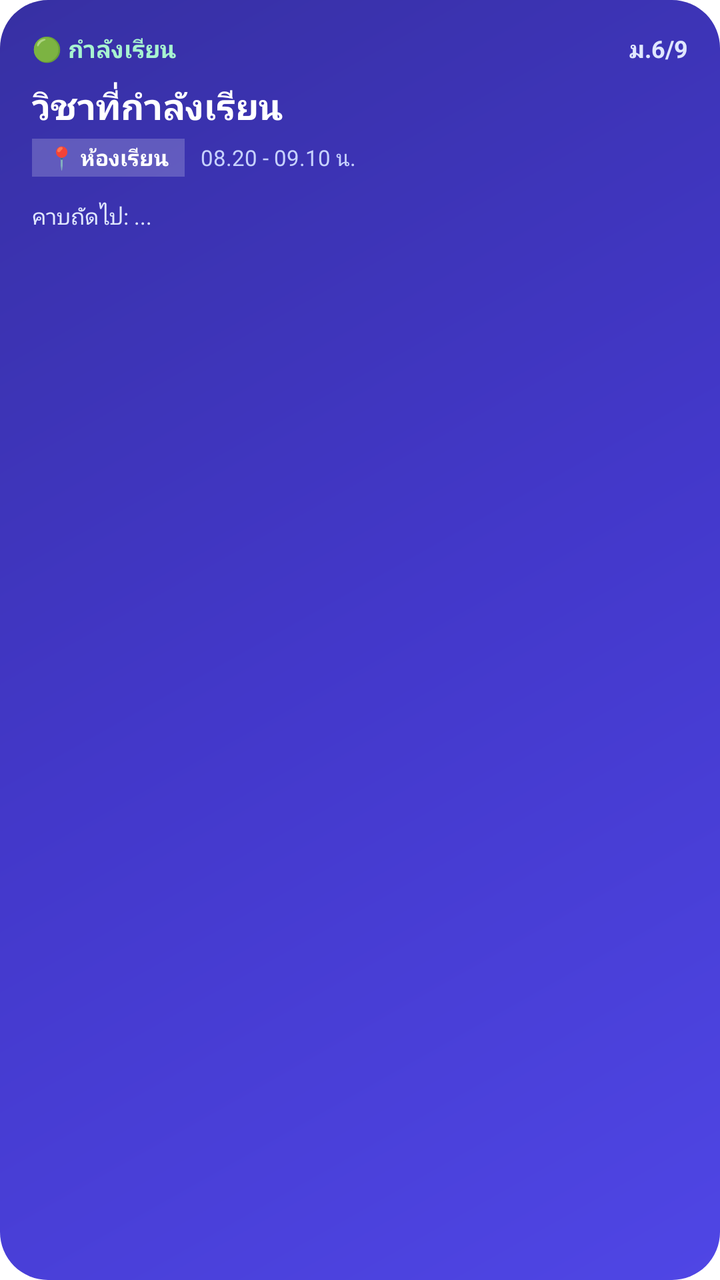
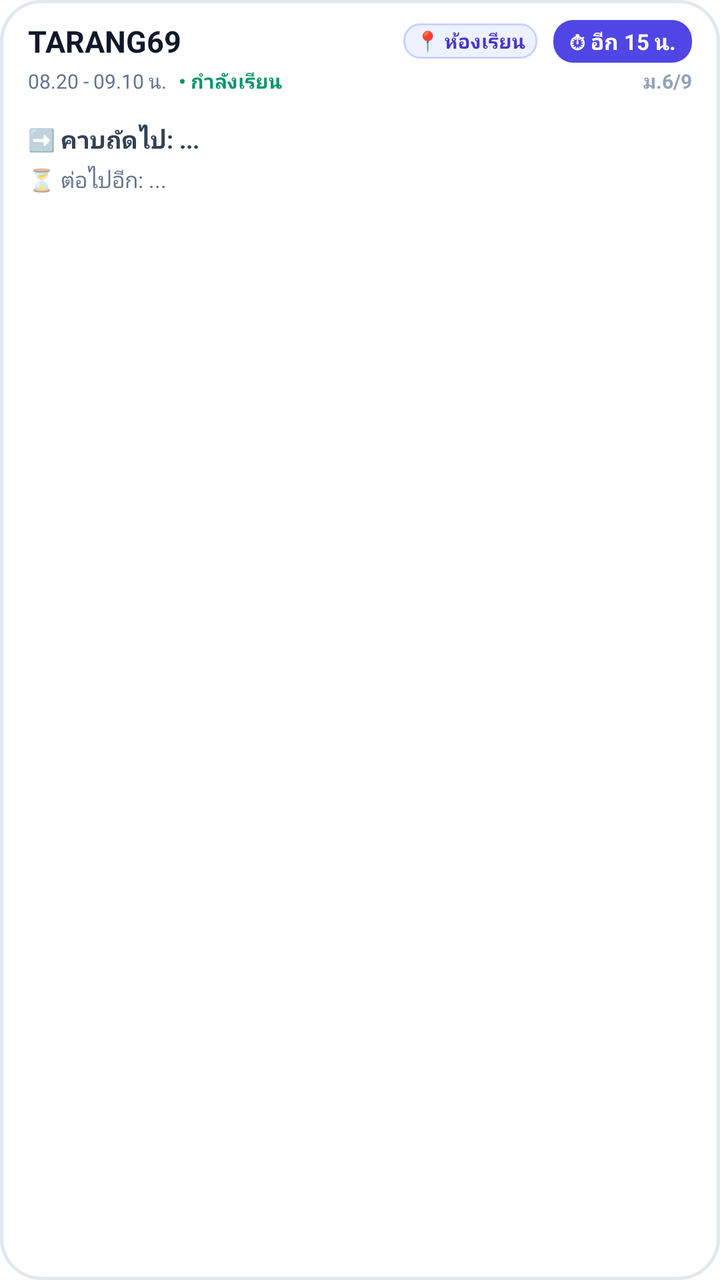

Screens rendered from an Android XML layout before and after an edit, with the pre-edit source and the edit as a unified diff.
<!-- AndroidManifest.xml: fallback theme Theme.MaterialComponents.DayNight.NoActionBar -->
<!-- res/layout/widget_layout.xml -->
<?xml version="1.0" encoding="utf-8"?>
<LinearLayout xmlns:android="http://schemas.android.com/apk/res/android"
    android:id="@+id/widget_root"
    android:layout_width="match_parent"
    android:layout_height="match_parent"
    android:orientation="vertical"
    android:padding="16dp"
    android:background="@drawable/widget_background">

    
    <LinearLayout
        android:layout_width="match_parent"
        android:layout_height="wrap_content"
        android:orientation="horizontal"
        android:gravity="center_vertical">

        <TextView
            android:id="@+id/widget_status_badge"
            android:layout_width="wrap_content"
            android:layout_height="wrap_content"
            android:text="🟢 กำลังเรียน"
            android:textSize="12sp"
            android:textStyle="bold"
            android:textColor="#A7F3D0" />

        <TextView
            android:id="@+id/widget_day_name"
            android:layout_width="0dp"
            android:layout_height="wrap_content"
            android:layout_weight="1"
            android:gravity="end"
            android:text="ม.6/9"
            android:textSize="12sp"
            android:textColor="#E0E7FF"
            android:textStyle="bold" />
    </LinearLayout>

    
    <TextView
        android:id="@+id/widget_subject_name"
        android:layout_width="match_parent"
        android:layout_height="wrap_content"
        android:layout_marginTop="8dp"
        android:text="วิชาที่กำลังเรียน"
        android:textSize="18sp"
        android:textStyle="bold"
        android:textColor="#FFFFFF"
        android:maxLines="1"
        android:ellipsize="end" />

    
    <LinearLayout
        android:layout_width="match_parent"
        android:layout_height="wrap_content"
        android:layout_marginTop="4dp"
        android:orientation="horizontal"
        android:gravity="center_vertical">

        <TextView
            android:id="@+id/widget_subject_room"
            android:layout_width="wrap_content"
            android:layout_height="wrap_content"
            android:background="#33FFFFFF"
            android:paddingHorizontal="8dp"
            android:paddingVertical="2dp"
            android:text="📍 ห้องเรียน"
            android:textSize="11sp"
            android:textColor="#FFFFFF"
            android:textStyle="bold" />

        <TextView
            android:id="@+id/widget_subject_time"
            android:layout_width="wrap_content"
            android:layout_height="wrap_content"
            android:layout_marginStart="8dp"
            android:text="08.20 - 09.10 น."
            android:textSize="11sp"
            android:textColor="#C7D2FE" />
    </LinearLayout>

    
    <TextView
        android:id="@+id/widget_next_subject"
        android:layout_width="match_parent"
        android:layout_height="wrap_content"
        android:layout_marginTop="12dp"
        android:text="คาบถัดไป: ..."
        android:textSize="11sp"
        android:textColor="#E0E7FF"
        android:maxLines="1"
        android:ellipsize="end" />

</LinearLayout>
<!-- resources referenced by this layout -->
<resources>
  <!-- drawable widget_background (drawable) -->
  <?xml version="1.0" encoding="utf-8"?>
  <shape xmlns:android="http://schemas.android.com/apk/res/android"
      android:shape="rectangle">
      <gradient
          android:startColor="#4F46E5"
          android:centerColor="#4338CA"
          android:endColor="#3730A3"
          android:angle="135" />
      <corners android:radius="24dp" />
  </shape>
</resources>

<!-- the commit's change to res/layout/widget_layout.xml (unified diff, before → after) -->
@@ -4,7 +4,8 @@
     android:layout_width="match_parent"
     android:layout_height="match_parent"
     android:orientation="vertical"
-    android:padding="16dp"
+    android:paddingHorizontal="14dp"
+    android:paddingVertical="10dp"
     android:background="@drawable/widget_background">
 
     
@@ -14,14 +15,74 @@
         android:orientation="horizontal"
         android:gravity="center_vertical">
 
+        
+        <TextView
+            android:id="@+id/widget_subject_name"
+            android:layout_width="0dp"
+            android:layout_height="wrap_content"
+            android:layout_weight="1"
+            android:text="TARANG69"
+            android:textSize="15sp"
+            android:textStyle="bold"
+            android:textColor="#0F172A"
+            android:maxLines="1"
+            android:ellipsize="end" />
+
+        
+        <TextView
+            android:id="@+id/widget_subject_room"
+            android:layout_width="wrap_content"
+            android:layout_height="wrap_content"
+            android:layout_marginStart="6dp"
+            android:background="@drawable/widget_room_badge"
+            android:paddingHorizontal="6dp"
+            android:paddingVertical="2dp"
+            android:text="📍 ห้องเรียน"
+            android:textSize="10sp"
+            android:textColor="#4338CA"
+            android:textStyle="bold"
+            android:maxLines="1" />
+
+        
+        <TextView
+            android:id="@+id/widget_countdown_badge"
+            android:layout_width="wrap_content"
+            android:layout_height="wrap_content"
+            android:layout_marginStart="8dp"
+            android:background="@drawable/widget_countdown_pill"
+            android:paddingHorizontal="8dp"
+            android:paddingVertical="3dp"
+            android:text="⏱ อีก 15 น."
+            android:textSize="11sp"
+            android:textStyle="bold"
+            android:textColor="#FFFFFF" />
+    </LinearLayout>
+
+    
+    <LinearLayout
+        android:layout_width="match_parent"
+        android:layout_height="wrap_content"
+        android:layout_marginTop="2dp"
+        android:orientation="horizontal"
+        android:gravity="center_vertical">
+
+        <TextView
+            android:id="@+id/widget_subject_time"
+            android:layout_width="wrap_content"
+            android:layout_height="wrap_content"
+            android:text="08.20 - 09.10 น."
+            android:textSize="10sp"
+            android:textColor="#64748B" />
+
         <TextView
             android:id="@+id/widget_status_badge"
             android:layout_width="wrap_content"
             android:layout_height="wrap_content"
-            android:text="🟢 กำลังเรียน"
-            android:textSize="12sp"
+            android:layout_marginStart="6dp"
+            android:text="• กำลังเรียน"
+            android:textSize="10sp"
             android:textStyle="bold"
-            android:textColor="#A7F3D0" />
+            android:textColor="#059669" />
 
         <TextView
             android:id="@+id/widget_day_name"
@@ -30,26 +91,42 @@
             android:layout_weight="1"
             android:gravity="end"
             android:text="ม.6/9"
-            android:textSize="12sp"
-            android:textColor="#E0E7FF"
+            android:textSize="10sp"
+            android:textColor="#94A3B8"
             android:textStyle="bold" />
     </LinearLayout>
 
     
-    <TextView
-        android:id="@+id/widget_subject_name"
+    <LinearLayout
+        android:id="@+id/widget_expand_section_1"
         android:layout_width="match_parent"
         android:layout_height="wrap_content"
         android:layout_marginTop="8dp"
-        android:text="วิชาที่กำลังเรียน"
-        android:textSize="18sp"
-        android:textStyle="bold"
-        android:textColor="#FFFFFF"
-        android:maxLines="1"
-        android:ellipsize="end" />
+        android:paddingTop="6dp"
+        android:orientation="horizontal"
+        android:gravity="center_vertical">
+
+        <TextView
+            android:layout_width="wrap_content"
+            android:layout_height="wrap_content"
+            android:text="➡️ "
+            android:textSize="11sp" />
+
+        <TextView
+            android:id="@+id/widget_next_subject"
+            android:layout_width="match_parent"
+            android:layout_height="wrap_content"
+            android:text="คาบถัดไป: ..."
+            android:textSize="12sp"
+            android:textStyle="bold"
+            android:textColor="#334155"
+            android:maxLines="1"
+            android:ellipsize="end" />
+    </LinearLayout>
 
     
     <LinearLayout
+        android:id="@+id/widget_expand_section_2"
         android:layout_width="match_parent"
         android:layout_height="wrap_content"
         android:layout_marginTop="4dp"
@@ -57,37 +134,20 @@
         android:gravity="center_vertical">
 
         <TextView
-            android:id="@+id/widget_subject_room"
             android:layout_width="wrap_content"
             android:layout_height="wrap_content"
-            android:background="#33FFFFFF"
-            android:paddingHorizontal="8dp"
-            android:paddingVertical="2dp"
-            android:text="📍 ห้องเรียน"
-            android:textSize="11sp"
-            android:textColor="#FFFFFF"
-            android:textStyle="bold" />
+            android:text="⏳ "
+            android:textSize="11sp" />
 
         <TextView
-            android:id="@+id/widget_subject_time"
-            android:layout_width="wrap_content"
+            android:id="@+id/widget_later_subject"
+            android:layout_width="match_parent"
             android:layout_height="wrap_content"
-            android:layout_marginStart="8dp"
-            android:text="08.20 - 09.10 น."
+            android:text="ต่อไปอีก: ..."
             android:textSize="11sp"
-            android:textColor="#C7D2FE" />
+            android:textColor="#64748B"
+            android:maxLines="1"
+            android:ellipsize="end" />
     </LinearLayout>
 
-    
-    <TextView
-        android:id="@+id/widget_next_subject"
-        android:layout_width="match_parent"
-        android:layout_height="wrap_content"
-        android:layout_marginTop="12dp"
-        android:text="คาบถัดไป: ..."
-        android:textSize="11sp"
-        android:textColor="#E0E7FF"
-        android:maxLines="1"
-        android:ellipsize="end" />
-
 </LinearLayout>
<!-- resource entries referenced after the edit -->
@@ -4,12 +4,28 @@
   <?xml version="1.0" encoding="utf-8"?>
   <shape xmlns:android="http://schemas.android.com/apk/res/android"
       android:shape="rectangle">
-      <gradient
-          android:startColor="#4F46E5"
-          android:centerColor="#4338CA"
-          android:endColor="#3730A3"
-          android:angle="135" />
-      <corners android:radius="24dp" />
+      <solid android:color="#FFFFFF" />
+      <stroke
+          android:width="1.5dp"
+          android:color="#E2E8F0" />
+      <corners android:radius="20dp" />
+  </shape>
+  <!-- drawable widget_countdown_pill (drawable) -->
+  <?xml version="1.0" encoding="utf-8"?>
+  <shape xmlns:android="http://schemas.android.com/apk/res/android"
+      android:shape="rectangle">
+      <solid android:color="#4F46E5" />
+      <corners android:radius="10dp" />
+  </shape>
+  <!-- drawable widget_room_badge (drawable) -->
+  <?xml version="1.0" encoding="utf-8"?>
+  <shape xmlns:android="http://schemas.android.com/apk/res/android"
+      android:shape="rectangle">
+      <solid android:color="#EEF2FF" />
+      <stroke
+          android:width="1dp"
+          android:color="#C7D2FE" />
+      <corners android:radius="8dp" />
   </shape>
 </resources>
 
